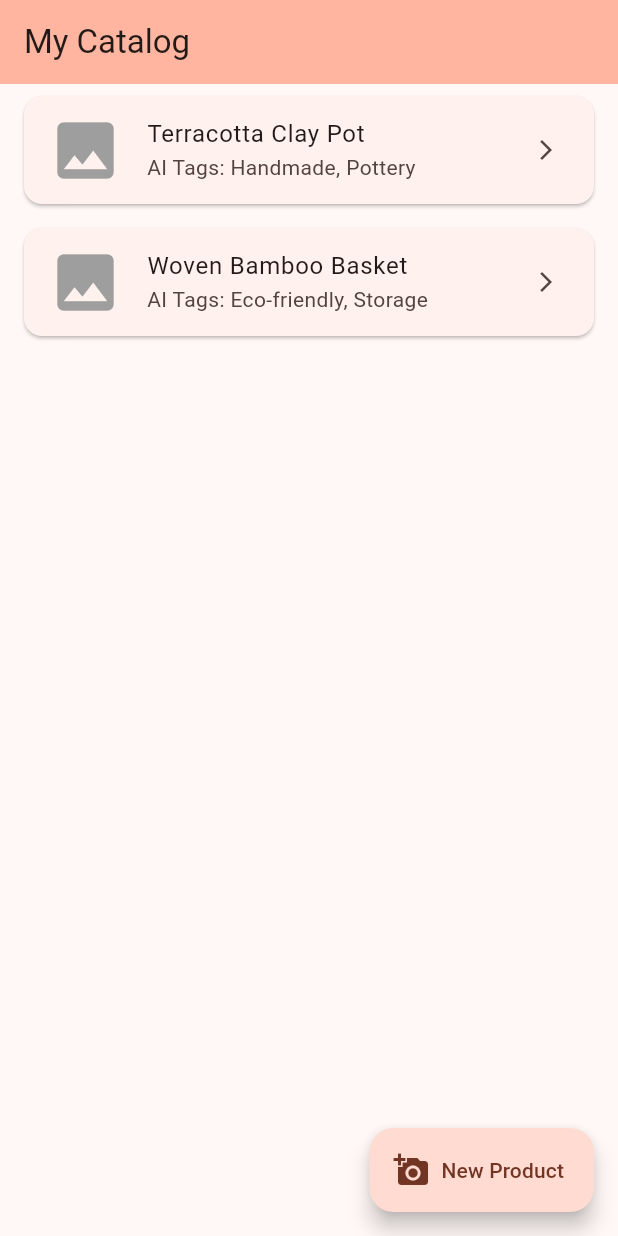
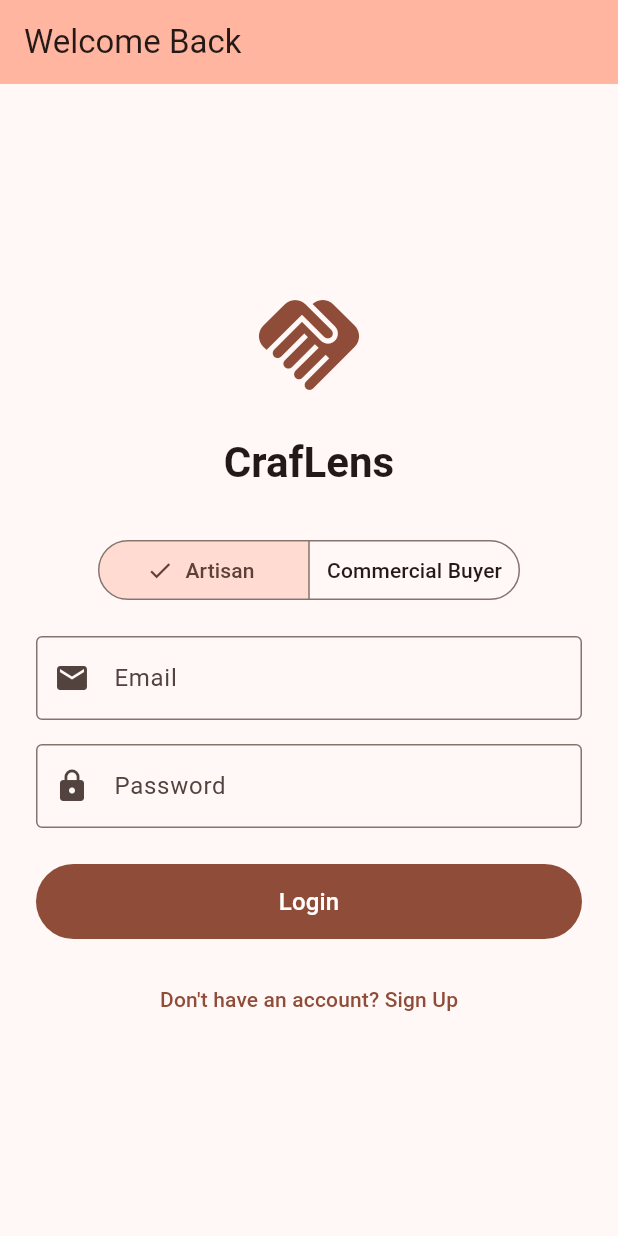
Before and after one commit to greeshman0407/CrafLens, a Flutter app: the screen it shows after launch, on a phone screen of 412 x 824 dp. Run offline on Flutter 3.47's test engine with Material 3 defaults, Android fonts, the phone set to English and light mode, and no system bars; our stand-ins replace image_picker.

Commit message:
Add role-based login and registration UI

```diff
--- /dev/null
+++ b/lib/login_screen.dart
@@ -0,0 +1,129 @@
+import 'package:flutter/material.dart';
+import 'main.dart'; // To navigate to ArtisanDashboard after login
+
+class LoginScreen extends StatefulWidget {
+  const LoginScreen({super.key});
+
+  @override
+  State<LoginScreen> createState() => _LoginScreenState();
+}
+
+class _LoginScreenState extends State<LoginScreen> {
+  final _formKey = GlobalKey<FormState>();
+  final TextEditingController _emailController = TextEditingController();
+  final TextEditingController _passwordController = TextEditingController();
+
+  bool _isLogin = true; // Toggles between Login and Sign Up
+  String _selectedRole = 'Artisan'; // Default role
+
+  void _submitForm() {
+    if (_formKey.currentState!.validate()) {
+      // TODO: Connect to Greeshman's Python API here later
+      final email = _emailController.text;
+      final password = _passwordController.text;
+
+      print("Action: ${_isLogin ? 'Login' : 'Sign Up'}");
+      print("Email: $email | Role: $_selectedRole");
+
+      // For now, bypass the backend and jump straight to your dashboard
+      Navigator.pushReplacement(
+        context,
+        MaterialPageRoute(builder: (context) => const ArtisanDashboard()),
+      );
+    }
+  }
+
+  @override
+  Widget build(BuildContext context) {
+    return Scaffold(
+      appBar: AppBar(
+        title: Text(_isLogin ? 'Welcome Back' : 'Create Account'),
+        backgroundColor: Theme.of(context).colorScheme.inversePrimary,
+      ),
+      body: Center(
+        child: SingleChildScrollView(
+          padding: const EdgeInsets.all(24.0),
+          child: Form(
+            key: _formKey,
+            child: Column(
+              mainAxisAlignment: MainAxisAlignment.center,
+              children: [
+                Icon(Icons.handshake, size: 80, color: Theme.of(context).primaryColor),
+                const SizedBox(height: 20),
+                Text(
+                  'CrafLens',
+                  style: Theme.of(context).textTheme.headlineMedium?.copyWith(fontWeight: FontWeight.bold),
+                ),
+                const SizedBox(height: 30),
+
+                // Role Selector
+                SegmentedButton<String>(
+                  segments: const [
+                    ButtonSegment(value: 'Artisan', label: Text('Artisan')),
+                    ButtonSegment(value: 'Buyer', label: Text('Commercial Buyer')),
+                  ],
+                  selected: {_selectedRole},
+                  onSelectionChanged: (Set<String> newSelection) {
+                    setState(() {
+                      _selectedRole = newSelection.first;
+                    });
+                  },
+                ),
+                const SizedBox(height: 20),
+
+                // Email Field
+                TextFormField(
+                  controller: _emailController,
+                  keyboardType: TextInputType.emailAddress,
+                  decoration: const InputDecoration(
+                    labelText: 'Email',
+                    border: OutlineInputBorder(),
+                    prefixIcon: Icon(Icons.email),
+                  ),
+                  validator: (value) => value!.isEmpty ? 'Enter your email' : null,
+                ),
+                const SizedBox(height: 16),
+
+                // Password Field
+                TextFormField(
+                  controller: _passwordController,
+                  obscureText: true,
+                  decoration: const InputDecoration(
+                    labelText: 'Password',
+                    border: OutlineInputBorder(),
+                    prefixIcon: Icon(Icons.lock),
+                  ),
+                  validator: (value) => value!.isEmpty ? 'Enter your password' : null,
+                ),
+                const SizedBox(height: 24),
+
+                // Submit Button
+                SizedBox(
+                  width: double.infinity,
+                  height: 50,
+                  child: FilledButton(
+                    onPressed: _submitForm,
+                    child: Text(_isLogin ? 'Login' : 'Sign Up', style: const TextStyle(fontSize: 16)),
+                  ),
+                ),
+                const SizedBox(height: 16),
+
+                // Toggle Login/Signup
+                TextButton(
+                  onPressed: () {
+                    setState(() {
+                      _isLogin = !_isLogin;
+                    });
+                  },
+                  child: Text(_isLogin
+                      ? "Don't have an account? Sign Up"
+                      : "Already have an account? Login"),
+                ),
+              ],
+            ),
+          ),
+        ),
+      ),
+    );
+  }
+}
--- a/lib/main.dart
+++ b/lib/main.dart
@@ -1,4 +1,5 @@
 import 'dart:io';
+import 'login_screen.dart';
 import 'package:flutter/material.dart';
 import 'package:image_picker/image_picker.dart';
 import 'package:http/http.dart' as http;
@@ -19,7 +20,7 @@ class CrafLensApp extends StatelessWidget {
         colorScheme: ColorScheme.fromSeed(seedColor: Colors.deepOrange),
         useMaterial3: true,
       ),
-      home: const ArtisanDashboard(),
+      home: const LoginScreen(),
     );
   }
 }
```
